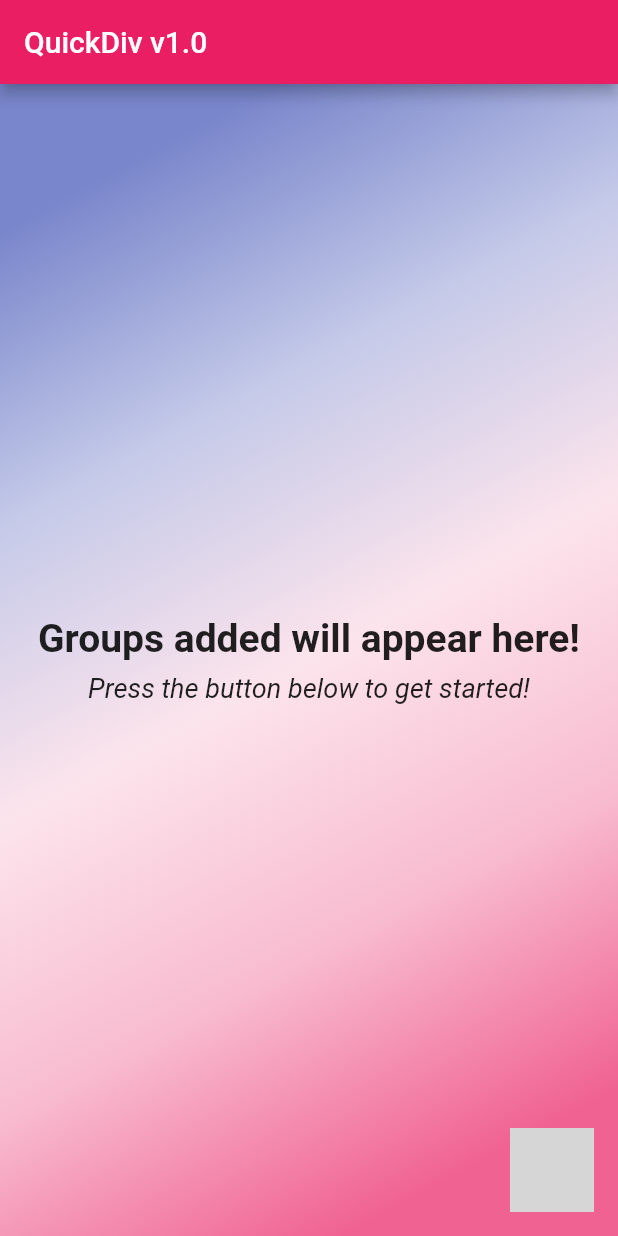
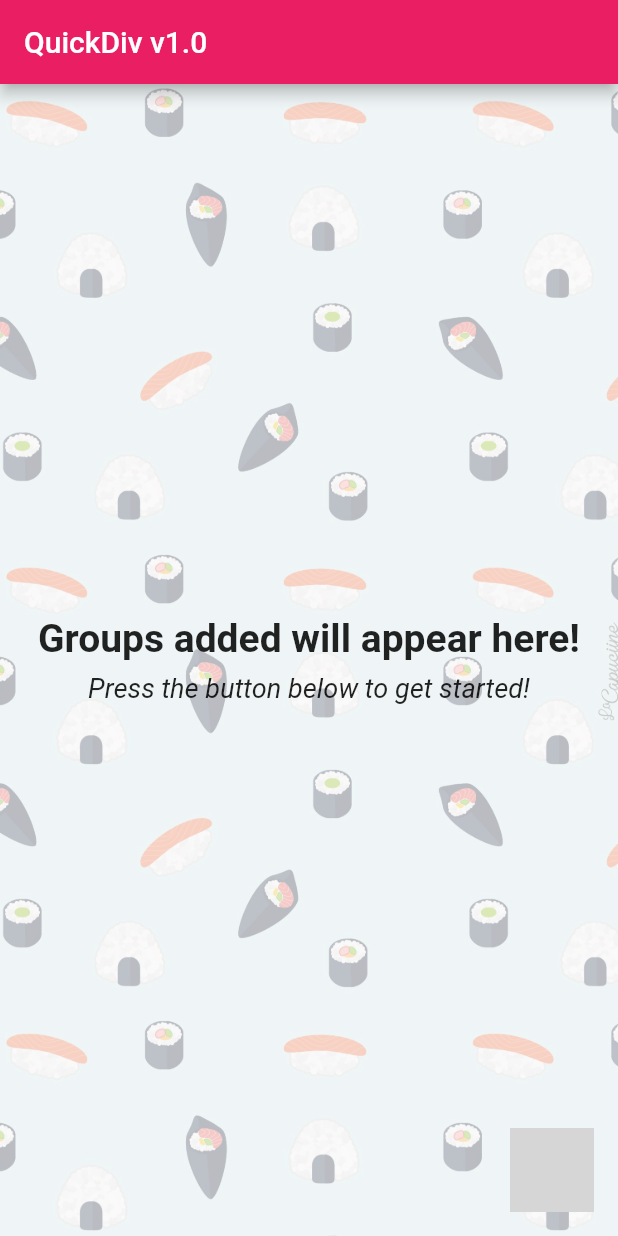
Before and after one commit to Lucria/Orbital2019_QuickDiv, a Flutter app: the screen it shows after launch, on a phone screen of 412 x 824 dp. Run offline on Flutter 3.47's test engine with Material 2 defaults, Android fonts, the phone set to English and light mode, and no system bars; our stand-ins replace contacts_service, image_picker, permission_handler, rflutter_alert; missing offline and left inert: animated_floatactionbuttons, grouped_buttons; grey boxes are pictures that could not be loaded.

Commit message:
[Improve] Changed the background of home_page and split_bill with a image and opacity.

```diff
--- a/lib/pages/home_page.dart
+++ b/lib/pages/home_page.dart
@@ -19,7 +19,7 @@ class MyHomePage extends StatelessWidget {
 //  final String title;
   // final String groupName;
   // final CustomContact contact;
-  final List<Map<String,List<CustomContact>>> groups;
+  final List<Map<String, List<CustomContact>>> groups;
 
   MyHomePage(this.groups);
 
@@ -43,19 +43,21 @@ class MyHomePage extends StatelessWidget {
           // The other button is for users to take a new photo using camera
           showModalBottomSheet(
             context: context,
-            builder: (BuildContext context){
+            builder: (BuildContext context) {
               return new Column(
                 mainAxisSize: MainAxisSize.min,
                 mainAxisAlignment: MainAxisAlignment.spaceEvenly,
                 children: <Widget>[
                   new ListTile(
-                    onTap: () => Navigator.pushReplacementNamed(context, "/existingimage"),
+                    onTap: () => Navigator.pushReplacementNamed(
+                        context, "/existingimage"),
                     leading: Icon(Icons.camera),
                     title: Text("Upload from Gallery"),
                     contentPadding: EdgeInsets.all(16),
                   ),
                   new ListTile(
-                    onTap: () => Navigator.pushReplacementNamed(context, "/cameraimage"),
+                    onTap: () =>
+                        Navigator.pushReplacementNamed(context, "/cameraimage"),
                     leading: Icon(Icons.camera_enhance),
                     title: Text("Take a new photo"),
                     contentPadding: EdgeInsets.all(16),
@@ -94,31 +96,23 @@ class MyHomePage extends StatelessWidget {
         title: Text("QuickDiv v1.0"),
         automaticallyImplyLeading: false,
       ),
-      body:
-      Container(
+      body: Container(
         decoration: BoxDecoration(
-          gradient: LinearGradient(
-            begin: Alignment.topLeft,
-            end: Alignment.bottomRight,
-            stops: [0.1, 0.3, 0.5, 0.7, 0.9],
-            colors: [
-              Colors.indigo[300],
-              Colors.indigo[100],
-              Colors.pink[50],
-              Colors.pink[100],
-              Colors.pink[300],
-            ],
+          image: DecorationImage(
+            fit: BoxFit.cover,
+            colorFilter: ColorFilter.mode(
+                Colors.black.withOpacity(0.3), BlendMode.dstATop),
+            image: AssetImage('assets/background.jpg'),
           ),
         ),
         child: GroupManager(groups),
       ),
-
       floatingActionButton: AnimatedFloatingActionButton(
         fabButtons: <Widget>[
           oneTimeButton(context),
           createGroupButton(context),
         ],
-          colorStartAnimation: Colors.deepPurple,
+        colorStartAnimation: Colors.deepPurple,
         colorEndAnimation: Colors.pink,
         // AnimatedIconData defines the start and end icons for the toggle animation
         animatedIconData: AnimatedIcons.menu_home,
--- a/pubspec.yaml
+++ b/pubspec.yaml
@@ -47,6 +47,7 @@ flutter:
 
   assets:
     - assets/splash.png
+    - assets/background.jpg
   # To add assets to your application, add an assets section, like this:
   # assets:
   #  - images/a_dot_burr.jpeg
```
Also changed, not shown: lib/pages/split_bill.dart (+16 -8 lines), assets/background.jpg (added).
